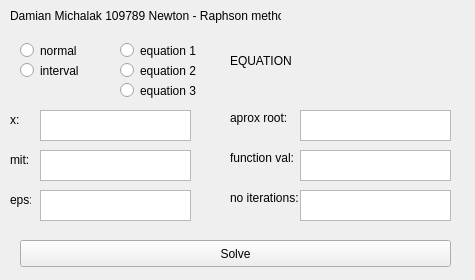
Qt form newton_rhapson/mainwindow.ui (tymbark/NewtonRaphson) before a commit.
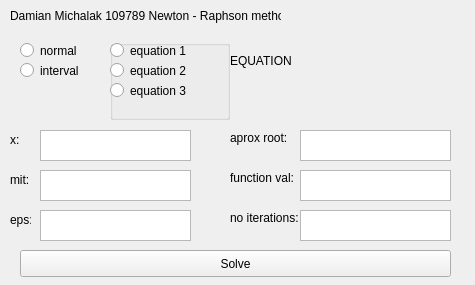
The same form after that commit.

```diff
--- a/newton_rhapson/mainwindow.ui
+++ b/newton_rhapson/mainwindow.ui
@@ -7,7 +7,7 @@
     <x>0</x>
     <y>0</y>
     <width>475</width>
-    <height>280</height>
+    <height>285</height>
    </rect>
   </property>
   <property name="windowTitle">
@@ -31,7 +31,7 @@
     <property name="geometry">
      <rect>
       <x>20</x>
-      <y>240</y>
+      <y>250</y>
       <width>431</width>
       <height>27</height>
      </rect>
@@ -66,50 +66,11 @@
      <string>interval</string>
     </property>
    </widget>
-   <widget class="QRadioButton" name="radioButton_eq1">
-    <property name="geometry">
-     <rect>
-      <x>120</x>
-      <y>40</y>
-      <width>92</width>
-      <height>21</height>
-     </rect>
-    </property>
-    <property name="text">
-     <string>equation 1</string>
-    </property>
-   </widget>
-   <widget class="QRadioButton" name="radioButton_eq2">
-    <property name="geometry">
-     <rect>
-      <x>120</x>
-      <y>60</y>
-      <width>92</width>
-      <height>21</height>
-     </rect>
-    </property>
-    <property name="text">
-     <string>equation 2</string>
-    </property>
-   </widget>
-   <widget class="QRadioButton" name="radioButton_eq3">
-    <property name="geometry">
-     <rect>
-      <x>120</x>
-      <y>80</y>
-      <width>92</width>
-      <height>21</height>
-     </rect>
-    </property>
-    <property name="text">
-     <string>equation 3</string>
-    </property>
-   </widget>
    <widget class="QTextEdit" name="textEdit_x">
     <property name="geometry">
      <rect>
       <x>40</x>
-      <y>110</y>
+      <y>130</y>
       <width>151</width>
       <height>31</height>
      </rect>
@@ -119,7 +80,7 @@
     <property name="geometry">
      <rect>
       <x>40</x>
-      <y>150</y>
+      <y>170</y>
       <width>151</width>
       <height>31</height>
      </rect>
@@ -129,7 +90,7 @@
     <property name="geometry">
      <rect>
       <x>40</x>
-      <y>190</y>
+      <y>210</y>
       <width>151</width>
       <height>31</height>
      </rect>
@@ -139,7 +100,7 @@
     <property name="geometry">
      <rect>
       <x>10</x>
-      <y>110</y>
+      <y>130</y>
       <width>21</width>
       <height>20</height>
      </rect>
@@ -152,7 +113,7 @@
     <property name="geometry">
      <rect>
       <x>10</x>
-      <y>190</y>
+      <y>210</y>
       <width>21</width>
       <height>20</height>
      </rect>
@@ -165,7 +126,7 @@
     <property name="geometry">
      <rect>
       <x>10</x>
-      <y>150</y>
+      <y>170</y>
       <width>21</width>
       <height>20</height>
      </rect>
@@ -178,7 +139,7 @@
     <property name="geometry">
      <rect>
       <x>300</x>
-      <y>110</y>
+      <y>130</y>
       <width>151</width>
       <height>31</height>
      </rect>
@@ -188,7 +149,7 @@
     <property name="geometry">
      <rect>
       <x>300</x>
-      <y>150</y>
+      <y>170</y>
       <width>151</width>
       <height>31</height>
      </rect>
@@ -198,7 +159,7 @@
     <property name="geometry">
      <rect>
       <x>300</x>
-      <y>190</y>
+      <y>210</y>
       <width>151</width>
       <height>31</height>
      </rect>
@@ -208,7 +169,7 @@
     <property name="geometry">
      <rect>
       <x>230</x>
-      <y>110</y>
+      <y>130</y>
       <width>71</width>
       <height>16</height>
      </rect>
@@ -221,7 +182,7 @@
     <property name="geometry">
      <rect>
       <x>230</x>
-      <y>150</y>
+      <y>170</y>
       <width>71</width>
       <height>16</height>
      </rect>
@@ -234,7 +195,7 @@
     <property name="geometry">
      <rect>
       <x>230</x>
-      <y>190</y>
+      <y>210</y>
       <width>71</width>
       <height>16</height>
      </rect>
@@ -256,6 +217,75 @@
      <string>EQUATION</string>
     </property>
    </widget>
+   <widget class="QLabel" name="label_check">
+    <property name="geometry">
+     <rect>
+      <x>40</x>
+      <y>109</y>
+      <width>411</width>
+      <height>21</height>
+     </rect>
+    </property>
+    <property name="text">
+     <string/>
+    </property>
+   </widget>
+   <widget class="QGroupBox" name="groupBox">
+    <property name="geometry">
+     <rect>
+      <x>110</x>
+      <y>40</y>
+      <width>120</width>
+      <height>80</height>
+     </rect>
+    </property>
+    <property name="title">
+     <string/>
+    </property>
+    <widget class="QRadioButton" name="radioButton_eq1">
+     <property name="geometry">
+      <rect>
+       <x>0</x>
+       <y>0</y>
+       <width>92</width>
+       <height>21</height>
+      </rect>
+     </property>
+     <property name="text">
+      <string>equation 1</string>
+     </property>
+    </widget>
+    <widget class="QRadioButton" name="radioButton_eq2">
+     <property name="geometry">
+      <rect>
+       <x>0</x>
+       <y>20</y>
+       <width>92</width>
+       <height>21</height>
+      </rect>
+     </property>
+     <property name="text">
+      <string>equation 2</string>
+     </property>
+    </widget>
+    <widget class="QRadioButton" name="radioButton_eq3">
+     <property name="geometry">
+      <rect>
+       <x>0</x>
+       <y>40</y>
+       <width>92</width>
+       <height>21</height>
+      </rect>
+     </property>
+     <property name="text">
+      <string>equation 3</string>
+     </property>
+    </widget>
+    <zorder>radioButton_eq1</zorder>
+    <zorder>radioButton_eq1</zorder>
+    <zorder>radioButton_eq2</zorder>
+    <zorder>radioButton_eq3</zorder>
+   </widget>
   </widget>
  </widget>
  <layoutdefault spacing="6" margin="11"/>
```
